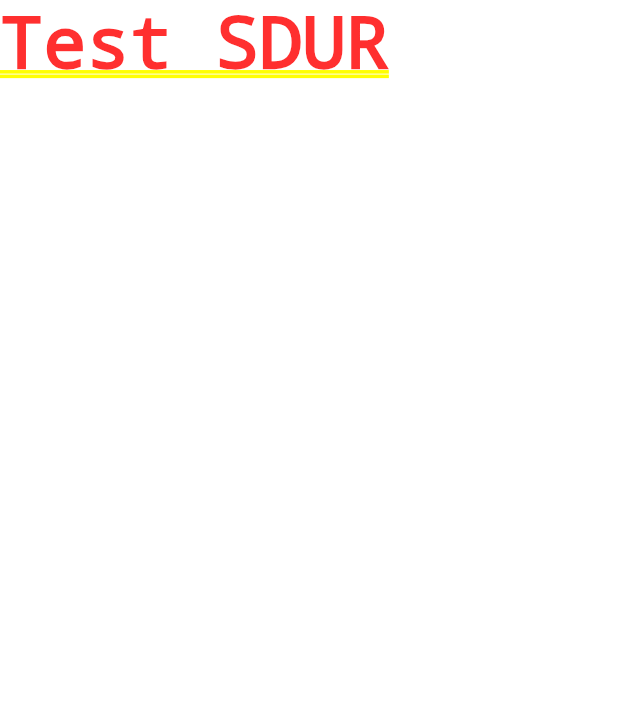
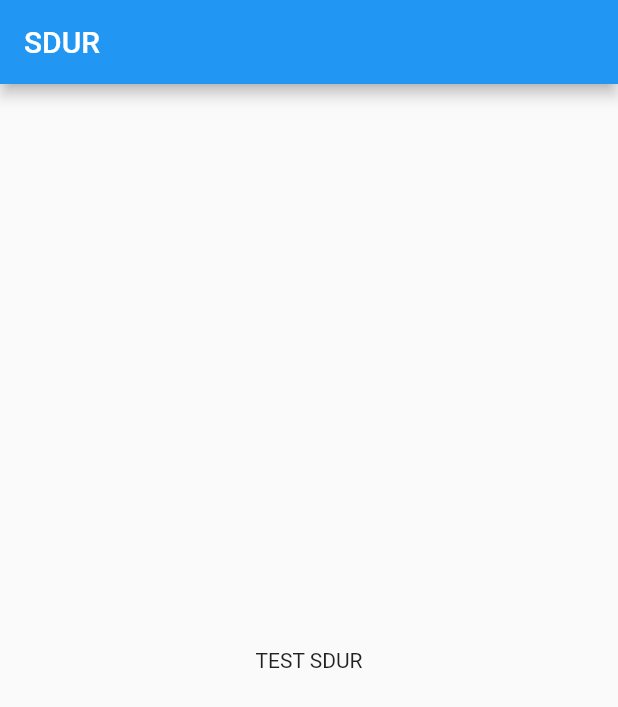
Before and after one commit to Dohmanlechx/SDUR-2.0, a Flutter app: the screen it shows after launch, on a phone screen of 412 x 824 dp. Shown: the top 707 px of the screen. Run offline on Flutter 3.47's test engine with Material 2 defaults, Android fonts, the phone set to English and light mode, and no system bars.

Commit message:
Add the first screen, MainScreen
With the app's first Scaffold.

```diff
--- a/lib/main.dart
+++ b/lib/main.dart
@@ -1,8 +1,12 @@
 import 'package:flutter/material.dart';
+
+import 'screens/main/main_screen.dart';
 
 void main() => runApp(SDURApp());
 
 class SDURApp extends StatelessWidget {
+  static const routeName = "/";
+
   @override
   Widget build(BuildContext context) {
     return MaterialApp(
@@ -10,14 +14,14 @@ class SDURApp extends StatelessWidget {
       theme: ThemeData(
         primarySwatch: Colors.blue,
       ),
-      home: SDURHomePage(),
+      home: MainScreen(),
+      initialRoute: SDURApp.routeName,
+      onGenerateRoute: (RouteSettings settings) {
+        return null;
+      },
+      onUnknownRoute: (RouteSettings settings) {
+        return MaterialPageRoute(builder: (_) => MainScreen());
+      },
     );
   }
 }
-
-class SDURHomePage extends StatelessWidget {
-  @override
-  Widget build(BuildContext context) {
-    return Text("Test SDUR");
-  }
-}
--- /dev/null
+++ b/lib/screens/main/main_screen.dart
@@ -0,0 +1,22 @@
+import 'package:flutter/material.dart';
+
+class MainScreen extends StatelessWidget {
+  @override
+  Widget build(BuildContext context) {
+    return Scaffold(
+      appBar: AppBar(title: const Text("SDUR")),
+      body: const MainScreenGridView(),
+    );
+  }
+}
+
+class MainScreenGridView extends StatelessWidget {
+  const MainScreenGridView();
+
+  @override
+  Widget build(BuildContext context) {
+    return Center(
+      child: Text("TEST SDUR"),
+    );
+  }
+}
```
